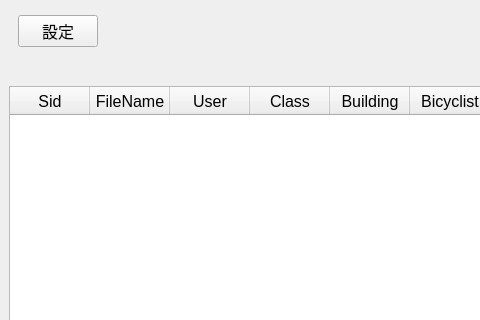
Before: the Qt Designer form TfriClient/WTableAnalyze.ui in roger0816/Tfri, drawn with Qt 5; both pictures show x 0 to 480 and y 0 to 320 of the 1280 by 445 pixel window.
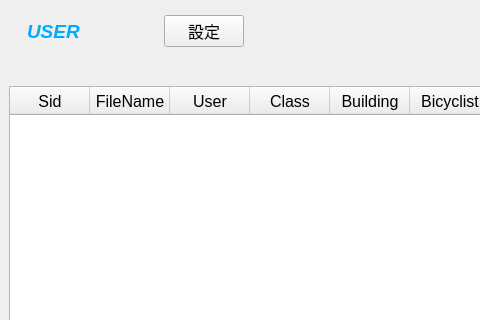
After: the same form once the commit is applied.

Patch:
```diff
--- a/TfriClient/WTableAnalyze.ui
+++ b/TfriClient/WTableAnalyze.ui
@@ -270,6 +270,35 @@
          <property name="bottomMargin">
           <number>0</number>
          </property>
+         <item>
+          <widget class="QWidget" name="widget_11" native="true">
+           <property name="minimumSize">
+            <size>
+             <width>140</width>
+             <height>0</height>
+            </size>
+           </property>
+           <layout class="QGridLayout" name="gridLayout_4">
+            <item row="0" column="0">
+             <widget class="QLabel" name="lbUserName">
+              <property name="font">
+               <font>
+                <pointsize>14</pointsize>
+                <italic>true</italic>
+                <bold>true</bold>
+               </font>
+              </property>
+              <property name="styleSheet">
+               <string notr="true">color: rgb(0, 170, 255);</string>
+              </property>
+              <property name="text">
+               <string>USER</string>
+              </property>
+             </widget>
+            </item>
+           </layout>
+          </widget>
+         </item>
          <item>
           <widget class="QPushButton" name="btnClass">
            <property name="text">
```
